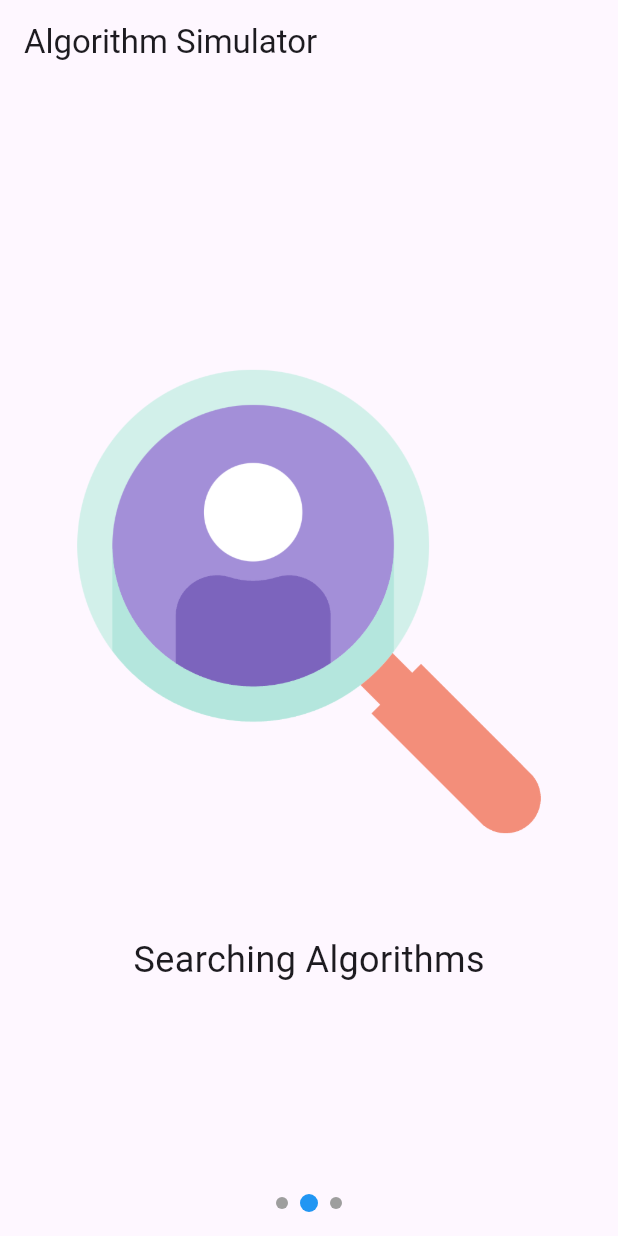
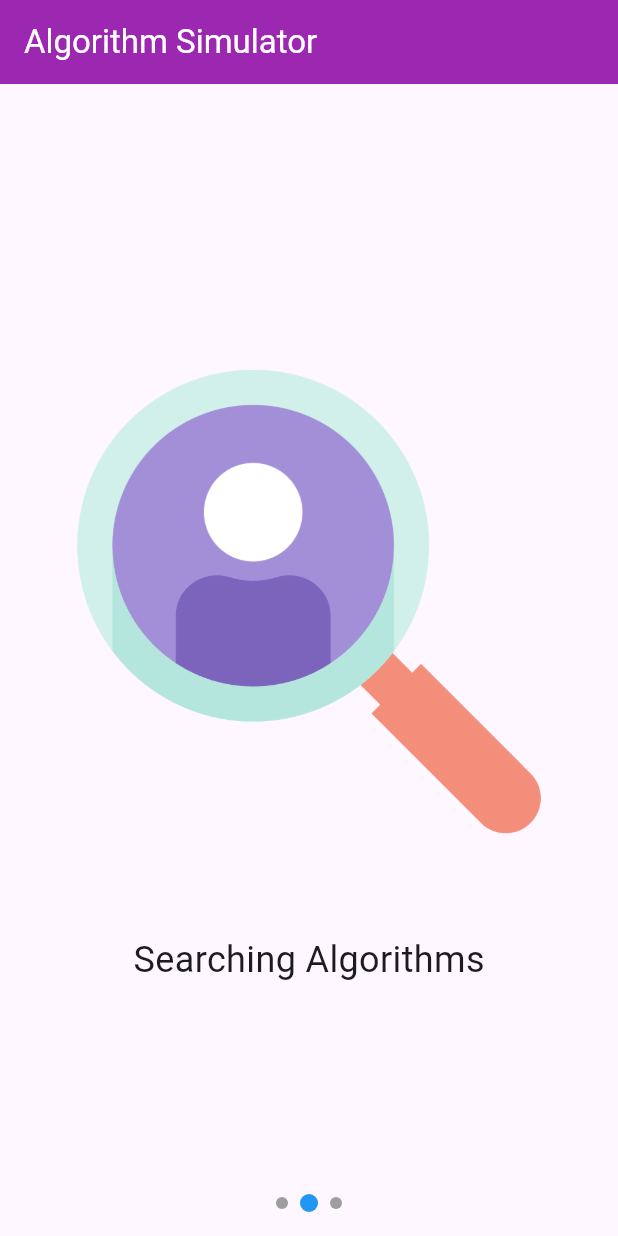
Before and after one commit to TMadhan2004/Algorithm-simulator, a Flutter app: the HomePage screen opened directly, on a phone screen of 412 x 824 dp. Run offline on Flutter 3.47's test engine with Material 3 defaults, Android fonts, the phone set to English and light mode, and no system bars; our stand-ins replace syncfusion_flutter_charts, video_player.

Commit message:
Update home_page.dart

```diff
--- a/lib/home_page.dart
+++ b/lib/home_page.dart
@@ -23,6 +23,8 @@ class _HomePageState extends State<HomePage> {
     return Scaffold(
       appBar: AppBar(
         title: Text('Algorithm Simulator'),
+        backgroundColor: Colors.purple,
+        foregroundColor: Colors.white,
       ),
       body: Column(
         mainAxisAlignment: MainAxisAlignment.center,
```
